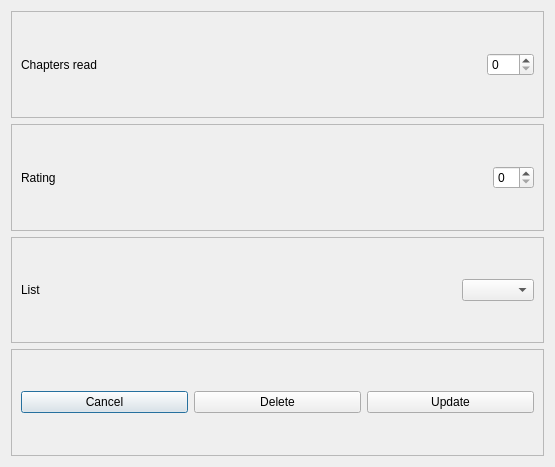
This is data/ui/dialogs/rate.ui in brandonzorn/Nlight as Qt 5 draws it before an edit. The edited form follows.
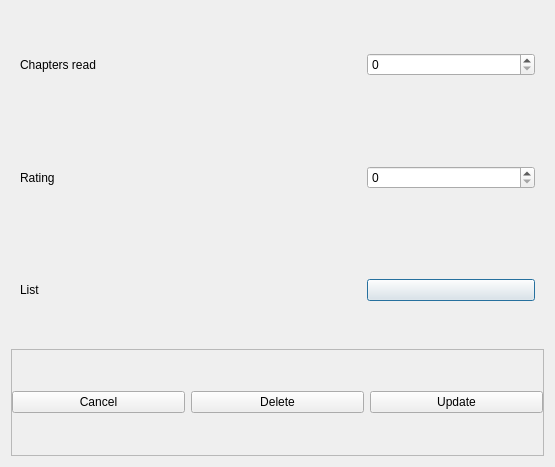
This is the edited form. Custom widgets are drawn as their Qt base class.

```diff
--- a/data/ui/dialogs/rate.ui
+++ b/data/ui/dialogs/rate.ui
@@ -21,36 +21,20 @@
   </property>
   <layout class="QVBoxLayout" name="verticalLayout">
    <item>
-    <widget class="QFrame" name="chapters_frame">
-     <property name="frameShape">
-      <enum>QFrame::StyledPanel</enum>
-     </property>
-     <property name="frameShadow">
-      <enum>QFrame::Raised</enum>
-     </property>
-     <layout class="QHBoxLayout" name="horizontalLayout_4">
+    <widget class="CardWidget" name="chapters_frame">
+     <layout class="QHBoxLayout" name="horizontalLayout_5">
       <item>
-       <widget class="QLabel" name="label_2">
+       <widget class="BodyLabel" name="label_2">
         <property name="text">
          <string>Chapters read</string>
         </property>
        </widget>
       </item>
       <item>
-       <spacer name="horizontalSpacer_2">
-        <property name="orientation">
-         <enum>Qt::Horizontal</enum>
-        </property>
-        <property name="sizeHint" stdset="0">
-         <size>
-          <width>391</width>
-          <height>20</height>
-         </size>
-        </property>
-       </spacer>
+       <widget class="HorizontalSeparator" name="HorizontalSeparator"/>
       </item>
       <item>
-       <widget class="QSpinBox" name="chapters_box">
+       <widget class="SpinBox" name="chapters_box">
         <property name="maximum">
          <number>999</number>
         </property>
@@ -60,36 +44,20 @@
     </widget>
    </item>
    <item>
-    <widget class="QFrame" name="score_frame">
-     <property name="frameShape">
-      <enum>QFrame::StyledPanel</enum>
-     </property>
-     <property name="frameShadow">
-      <enum>QFrame::Raised</enum>
-     </property>
-     <layout class="QHBoxLayout" name="horizontalLayout_3">
+    <widget class="CardWidget" name="score_frame">
+     <layout class="QHBoxLayout" name="horizontalLayout_6">
       <item>
-       <widget class="QLabel" name="label_3">
+       <widget class="BodyLabel" name="label_3">
         <property name="text">
          <string>Rating</string>
         </property>
        </widget>
       </item>
       <item>
-       <spacer name="horizontalSpacer_3">
-        <property name="orientation">
-         <enum>Qt::Horizontal</enum>
-        </property>
-        <property name="sizeHint" stdset="0">
-         <size>
-          <width>444</width>
-          <height>20</height>
-         </size>
-        </property>
-       </spacer>
+       <widget class="HorizontalSeparator" name="HorizontalSeparator_2"/>
       </item>
       <item>
-       <widget class="QSpinBox" name="score_box">
+       <widget class="SpinBox" name="score_box">
         <property name="maximum">
          <number>10</number>
         </property>
@@ -99,36 +67,20 @@
     </widget>
    </item>
    <item>
-    <widget class="QFrame" name="status_frame">
-     <property name="frameShape">
-      <enum>QFrame::StyledPanel</enum>
-     </property>
-     <property name="frameShadow">
-      <enum>QFrame::Raised</enum>
-     </property>
-     <layout class="QHBoxLayout" name="horizontalLayout_2">
+    <widget class="CardWidget" name="status_frame">
+     <layout class="QHBoxLayout" name="horizontalLayout_7">
       <item>
-       <widget class="QLabel" name="label">
+       <widget class="BodyLabel" name="label">
         <property name="text">
          <string>List</string>
         </property>
        </widget>
       </item>
       <item>
-       <spacer name="horizontalSpacer">
-        <property name="orientation">
-         <enum>Qt::Horizontal</enum>
-        </property>
-        <property name="sizeHint" stdset="0">
-         <size>
-          <width>414</width>
-          <height>20</height>
-         </size>
-        </property>
-       </spacer>
+       <widget class="HorizontalSeparator" name="HorizontalSeparator_3"/>
       </item>
       <item>
-       <widget class="QComboBox" name="lib_list_box"/>
+       <widget class="ComboBox" name="lib_list_box"/>
       </item>
      </layout>
     </widget>
@@ -142,6 +94,18 @@
       <enum>QFrame::Raised</enum>
      </property>
      <layout class="QHBoxLayout" name="horizontalLayout">
+      <property name="leftMargin">
+       <number>0</number>
+      </property>
+      <property name="topMargin">
+       <number>0</number>
+      </property>
+      <property name="rightMargin">
+       <number>0</number>
+      </property>
+      <property name="bottomMargin">
+       <number>0</number>
+      </property>
       <item>
        <widget class="QPushButton" name="cancel_btn">
         <property name="cursor">
@@ -177,6 +141,39 @@
    </item>
   </layout>
  </widget>
+ <customwidgets>
+  <customwidget>
+   <class>ComboBox</class>
+   <extends>QPushButton</extends>
+   <header>qfluentwidgets</header>
+  </customwidget>
+  <customwidget>
+   <class>PushButton</class>
+   <extends>QPushButton</extends>
+   <header>qfluentwidgets</header>
+  </customwidget>
+  <customwidget>
+   <class>HorizontalSeparator</class>
+   <extends>QWidget</extends>
+   <header>qfluentwidgets</header>
+  </customwidget>
+  <customwidget>
+   <class>CardWidget</class>
+   <extends>QFrame</extends>
+   <header>qfluentwidgets</header>
+   <container>1</container>
+  </customwidget>
+  <customwidget>
+   <class>BodyLabel</class>
+   <extends>QLabel</extends>
+   <header>qfluentwidgets</header>
+  </customwidget>
+  <customwidget>
+   <class>SpinBox</class>
+   <extends>QSpinBox</extends>
+   <header>qfluentwidgets</header>
+  </customwidget>
+ </customwidgets>
  <resources/>
  <connections/>
 </ui>
```
Left out of the diff: 15 changed lines with no effect on the pictures.
